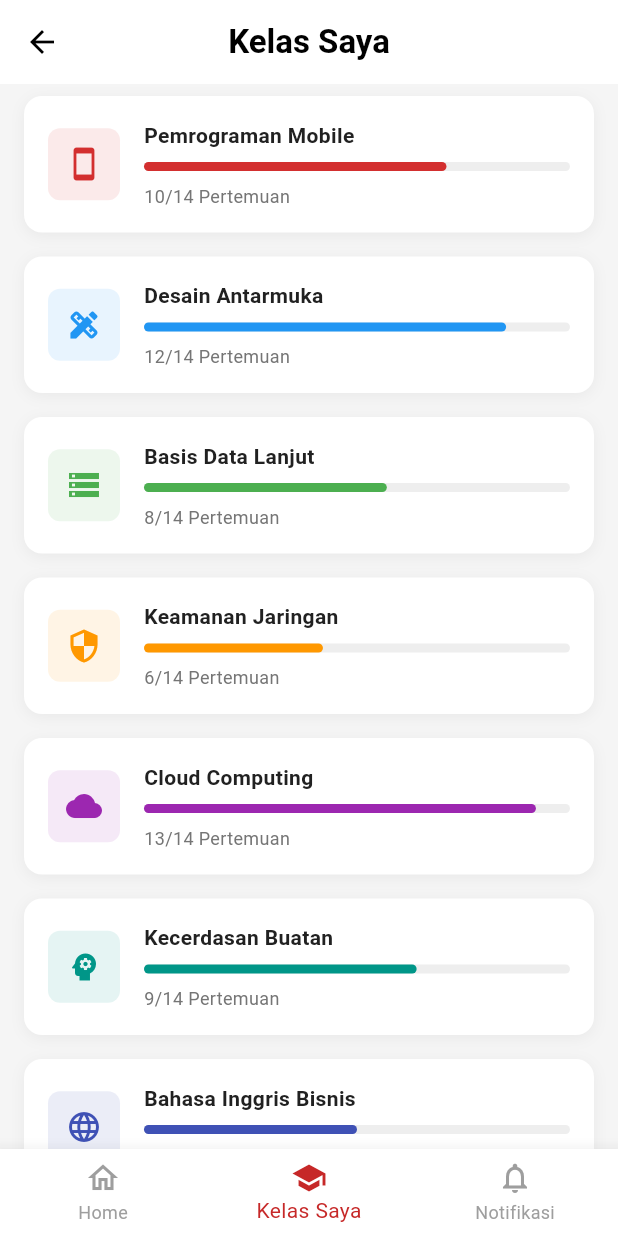
After one commit to wahyudiRomadhoni/learngapp, a Flutter app: the MyClassesScreen screen opened directly, on a phone screen of 412 x 824 dp. The commit adds this screen. Run offline on Flutter 3.47's test engine with Material 3 defaults, Android fonts, the phone set to English and light mode, and no system bars.

Commit message:
menambahkan detail untuk progress kelas dan memperbaiki bottom navigation di dashboard yang tidak tampil

```diff
--- /dev/null
+++ b/lib/screens/my_classes_screen.dart
@@ -0,0 +1,133 @@
+import 'package:flutter/material.dart';
+import '../widgets/class_progress_card.dart';
+import 'dashboard_screen.dart'; // For navigation back to Home
+
+class MyClassesScreen extends StatelessWidget {
+  const MyClassesScreen({super.key});
+
+  @override
+  Widget build(BuildContext context) {
+    return Scaffold(
+      appBar: AppBar(
+        title: const Text(
+          'Kelas Saya',
+          style: TextStyle(color: Colors.black, fontWeight: FontWeight.bold),
+        ),
+        backgroundColor: Colors.white,
+        elevation: 0,
+        leading: IconButton(
+          icon: const Icon(Icons.arrow_back, color: Colors.black),
+          onPressed: () {
+             Navigator.pushReplacement(
+              context,
+              MaterialPageRoute(builder: (context) => const DashboardScreen()),
+            );
+          },
+        ),
+        centerTitle: true,
+      ),
+      body: SingleChildScrollView(
+        child: Column(
+          children: const [
+             ClassProgressCard(
+              courseName: 'Pemrograman Mobile',
+              progressText: '10/14 Pertemuan',
+              progressValue: 0.71,
+              icon: Icons.smartphone,
+            ),
+             ClassProgressCard(
+              courseName: 'Desain Antarmuka',
+              progressText: '12/14 Pertemuan',
+              progressValue: 0.85,
+              icon: Icons.design_services,
+              iconColor: Colors.blue,
+            ),
+             ClassProgressCard(
+              courseName: 'Basis Data Lanjut',
+              progressText: '8/14 Pertemuan',
+              progressValue: 0.57,
+              icon: Icons.storage,
+              iconColor: Colors.green,
+            ),
+             ClassProgressCard(
+              courseName: 'Keamanan Jaringan',
+              progressText: '6/14 Pertemuan',
+              progressValue: 0.42,
+              icon: Icons.security,
+              iconColor: Colors.orange,
+            ),
+             ClassProgressCard(
+              courseName: 'Cloud Computing',
+              progressText: '13/14 Pertemuan',
+              progressValue: 0.92,
+              icon: Icons.cloud,
+              iconColor: Colors.purple,
+            ),
+             ClassProgressCard(
+              courseName: 'Kecerdasan Buatan',
+              progressText: '9/14 Pertemuan',
+              progressValue: 0.64,
+              icon: Icons.psychology,
+              iconColor: Colors.teal,
+            ),
+             ClassProgressCard(
+              courseName: 'Bahasa Inggris Bisnis', // Added matching image usually
+              progressText: '8/14 Pertemuan',
+              progressValue: 0.5,
+              icon: Icons.language,
+              iconColor: Colors.indigo,
+            ),
+             ClassProgressCard(
+              courseName: 'Multimedia Interaktif',
+              progressText: '12/14 Pertemuan',
+              progressValue: 0.8,
+              icon: Icons.movie_creation,
+              iconColor: Colors.blueAccent,
+            ),
+             ClassProgressCard(
+              courseName: 'Olah Raga',
+              progressText: '14/14 Pertemuan',
+              progressValue: 1.0,
+              icon: Icons.sports_soccer,
+              iconColor: Colors.purpleAccent,
+            ),
+             SizedBox(height: 20),
+          ],
+        ),
+      ),
+      bottomNavigationBar: BottomNavigationBar(
+        selectedItemColor: const Color(0xFFC62828), // Red when selected
+        unselectedItemColor: Colors.grey, // Grey when unselected
+        backgroundColor: Colors.white, // White background
+        elevation: 10,
+        type: BottomNavigationBarType.fixed,
+        items: const [
+          BottomNavigationBarItem(
+            icon: Icon(Icons.home_outlined),
+            activeIcon: Icon(Icons.home),
+            label: 'Home'
+          ),
+          BottomNavigationBarItem(
+            icon: Icon(Icons.school_outlined),
+            activeIcon: Icon(Icons.school),
+            label: 'Kelas Saya'
+          ),
+          BottomNavigationBarItem(
+            icon: Icon(Icons.notifications_outlined),
+            activeIcon: Icon(Icons.notifications),
+            label: 'Notifikasi'
+          ),
+        ],
+        currentIndex: 1, // 'Kelas Saya' is selected
+        onTap: (index) {
+          if (index == 0) {
+            Navigator.pushReplacement(
+              context,
+              MaterialPageRoute(builder: (context) => const DashboardScreen()),
+            );
+          }
+        },
+      ),
+    );
+  }
+}
--- a/lib/widgets/class_progress_card.dart
+++ b/lib/widgets/class_progress_card.dart
@@ -1,4 +1,5 @@
 import 'package:flutter/material.dart';
+import '../screens/class_detail_screen.dart';
 
 class ClassProgressCard extends StatelessWidget {
   final String courseName;
@@ -18,7 +19,16 @@ class ClassProgressCard extends StatelessWidget {
 
   @override
   Widget build(BuildContext context) {
-    return Container(
+    return GestureDetector(
+      onTap: () {
+        Navigator.push(
+          context,
+          MaterialPageRoute(
+            builder: (context) => ClassDetailScreen(courseName: courseName),
+          ),
+        );
+      },
+      child: Container(
         margin: const EdgeInsets.symmetric(horizontal: 16.0, vertical: 8.0),
         decoration: BoxDecoration(
           color: Colors.white,
@@ -83,6 +93,7 @@ class ClassProgressCard extends StatelessWidget {
             ],
           ),
         ),
+      ),
     );
   }
 }
```
Also changed, not shown: lib/screens/class_detail_screen.dart (added, +334 -0 lines), lib/screens/dashboard_screen.dart (+34 -0 lines). Lines whose indentation alone changed are shown as unchanged.
